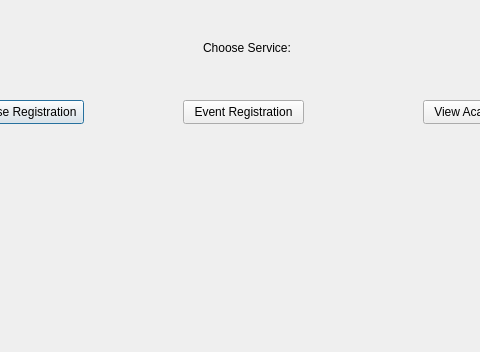
IOI-dot/UCMS, file student_homepage.ui: the form before one commit; both pictures show x 87 to 567 and y 0 to 352 of the 715 by 352 pixel window.
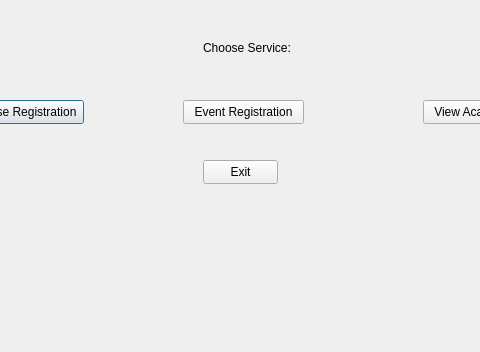
The form after the commit.

```diff
--- a/student_homepage.ui
+++ b/student_homepage.ui
@@ -65,6 +65,19 @@
     <string>View Academic Profile</string>
    </property>
   </widget>
+  <widget class="QPushButton" name="Exit">
+   <property name="geometry">
+    <rect>
+     <x>290</x>
+     <y>160</y>
+     <width>75</width>
+     <height>24</height>
+    </rect>
+   </property>
+   <property name="text">
+    <string>Exit</string>
+   </property>
+  </widget>
  </widget>
  <resources/>
  <connections/>
```
